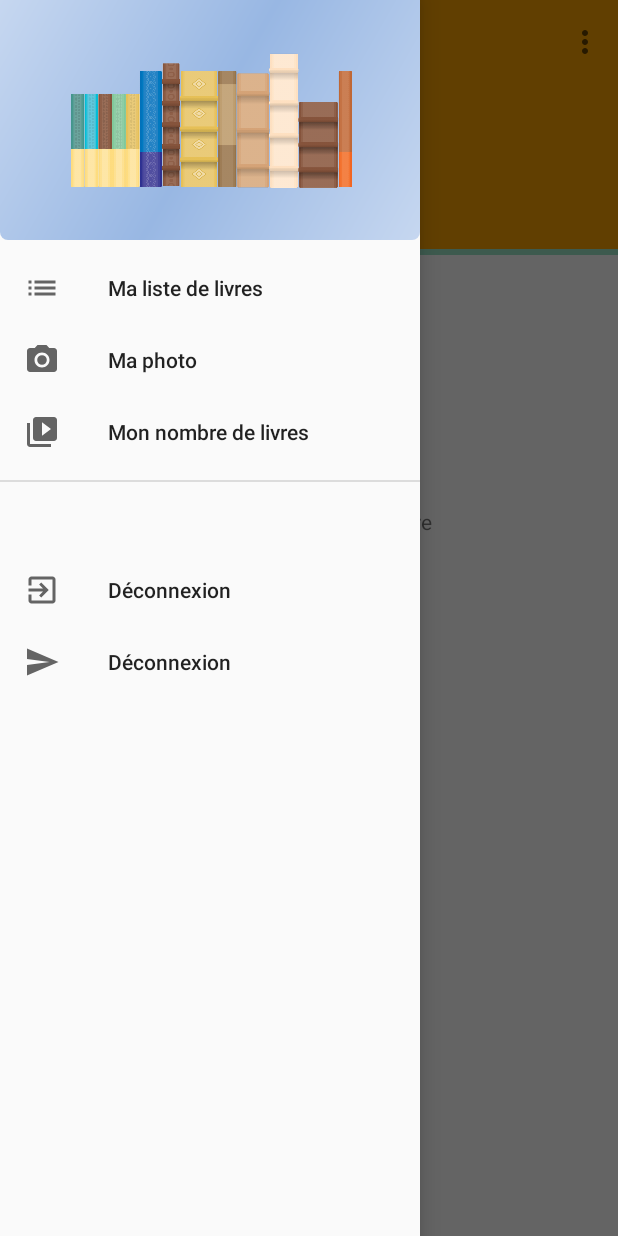
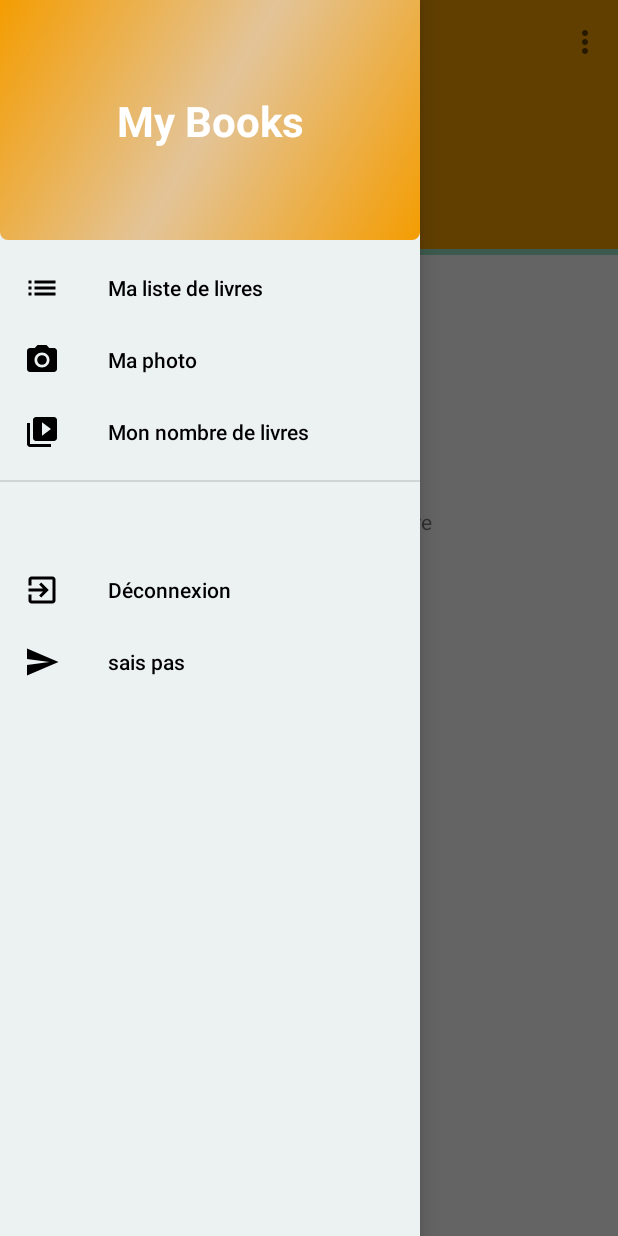
Before and after one commit to helenavan/MyBooks, an Android app: the screen it shows after launch once a user with an empty profile is signed in (AccountActivity), with the side drawer open, on a phone screen of 412 x 824 dp. Run offline under Robolectric (Android 15) with nearby library versions, the phone set to English and light mode, and no system bars; our stand-ins replace Firebase (no records; nobody signed in at launch, a user with empty details on screens opened directly), Picasso; libraries missing offline, so code that uses them is left out: com.makeramen.roundedimageview; plain views replace RoundedImageView.

Commit message:
refactor layout Recyclerview and Drawer

```diff
--- a/app/src/main/java/com/helenacorp/android/mybibliotheque/CustomFilter.java
+++ b/app/src/main/java/com/helenacorp/android/mybibliotheque/UI/CustomFilter.java
@@ -1,6 +1,9 @@
-package com.helenacorp.android.mybibliotheque;
+package com.helenacorp.android.mybibliotheque.UI;
 
 import android.widget.Filter;
+
+import com.helenacorp.android.mybibliotheque.BookListAdapter;
+import com.helenacorp.android.mybibliotheque.BookModel;
 
 import java.util.ArrayList;
 import java.util.List;
--- a/app/src/main/java/com/helenacorp/android/mybibliotheque/RoundedCornerLayout.java
+++ b/app/src/main/java/com/helenacorp/android/mybibliotheque/UI/RoundedCornerLayout.java
@@ -1,4 +1,4 @@
-package com.helenacorp.android.mybibliotheque;
+package com.helenacorp.android.mybibliotheque.UI;
 
 import android.content.Context;
 import android.graphics.Bitmap;
--- /dev/null
+++ b/app/src/main/res/drawable-v21/ic_add_white_48dp.xml
@@ -0,0 +1,4 @@
+<?xml version="1.0" encoding="UTF-8" standalone="no"?>
+<vector xmlns:android="http://schemas.android.com/apk/res/android" android:height="48dp" android:viewportHeight="24.0" android:viewportWidth="24.0" android:width="48dp">
+    <path android:fillColor="#FFFFFF" android:pathData="M19,13h-6v6h-2v-6H5v-2h6V5h2v6h6v2z"/>
+</vector>
--- /dev/null
+++ b/app/src/main/res/drawable/drawer_item.xml
@@ -0,0 +1,5 @@
+<?xml version="1.0" encoding="utf-8"?>
+<selector xmlns:android="http://schemas.android.com/apk/res/android">
+    <item android:color="@color/orangeD" android:state_checked="true" />
+    <item android:color="#000000" />
+</selector>
--- /dev/null
+++ b/app/src/main/res/drawable/ic_add_white_24dp.xml
@@ -0,0 +1,4 @@
+<?xml version="1.0" encoding="UTF-8" standalone="no"?>
+<vector xmlns:android="http://schemas.android.com/apk/res/android" android:height="48dp" android:viewportHeight="24.0" android:viewportWidth="24.0" android:width="48dp">
+    <path android:fillColor="#FFFFFF" android:pathData="M19,13h-6v6h-2v-6H5v-2h6V5h2v6h6v2z"/>
+</vector>
--- /dev/null
+++ b/app/src/main/res/drawable/ic_add_white_48dp.xml
@@ -0,0 +1,4 @@
+<?xml version="1.0" encoding="UTF-8" standalone="no"?>
+<vector xmlns:android="http://schemas.android.com/apk/res/android" android:height="48dp" android:viewportHeight="24.0" android:viewportWidth="24.0" android:width="48dp">
+    <path android:fillColor="#FFFFFF" android:pathData="M19,13h-6v6h-2v-6H5v-2h6V5h2v6h6v2z"/>
+</vector>
--- a/app/src/main/res/drawable/side_nav_bar.xml
+++ b/app/src/main/res/drawable/side_nav_bar.xml
@@ -2,9 +2,9 @@
     android:shape="rectangle">
     <gradient
         android:angle="135"
-        android:centerColor="@color/bleu"
-        android:endColor="@color/focused2"
-        android:startColor="@color/focused2"
+        android:centerColor="@color/orange"
+        android:endColor="@color/orangeD"
+        android:startColor="@color/orangeD"
         android:type="linear" />
     <corners
         android:bottomLeftRadius="5dp"
--- a/app/src/main/res/layout-land/activity_account.xml
+++ b/app/src/main/res/layout-land/activity_account.xml
@@ -40,7 +40,7 @@
         app:layout_constraintTop_toTopOf="@+id/user_bcrg"
         app:layout_constraintVertical_bias="1.0" />
     <!--
-        <com.helenacorp.android.mybibliotheque.RoundedCornerLayout
+     com.helenacorp.android.mybibliotheque.UI.RoundedCornerLayoutyout
             android:layout_width="110dp"
             android:layout_height="110dp"
             app:layout_constraintBottom_toBottomOf="@+id/user_circle"
--- a/app/src/main/res/layout-xlarge/activity_account.xml
+++ b/app/src/main/res/layout-xlarge/activity_account.xml
@@ -40,7 +40,7 @@
         app:layout_constraintTop_toTopOf="@+id/user_bcrg"
         app:layout_constraintVertical_bias="1.0" />
     <!--
-        <com.helenacorp.android.mybibliotheque.RoundedCornerLayout
+     com.helenacorp.android.mybibliotheque.UI.RoundedCornerLayoutyout
             android:layout_width="110dp"
             android:layout_height="110dp"
             app:layout_constraintBottom_toBottomOf="@+id/user_circle"
--- a/app/src/main/res/layout/activity_account.xml
+++ b/app/src/main/res/layout/activity_account.xml
@@ -39,14 +39,6 @@
         app:layout_constraintRight_toRightOf="parent"
         app:layout_constraintTop_toTopOf="@+id/user_bcrg"
         app:layout_constraintVertical_bias="1.0" />
-    <!--
-        <com.helenacorp.android.mybibliotheque.RoundedCornerLayout
-            android:layout_width="110dp"
-            android:layout_height="110dp"
-            app:layout_constraintBottom_toBottomOf="@+id/user_circle"
-            app:layout_constraintLeft_toLeftOf="@+id/user_circle"
-            app:layout_constraintRight_toRightOf="@+id/user_circle"
-            app:layout_constraintTop_toTopOf="@+id/user_circle"> -->
 
     <com.makeramen.roundedimageview.RoundedImageView
         android:id="@+id/user_pic"
@@ -85,7 +77,8 @@
         app:layout_constraintLeft_toLeftOf="parent"
         app:layout_constraintRight_toRightOf="parent"
         app:layout_constraintTop_toBottomOf="@+id/user_bcrg"
-        app:layout_constraintVertical_bias="0.863" />
+        app:layout_constraintVertical_bias="0.863"
+        tools:ignore="OnClick" />
 
     <LinearLayout
         android:id="@+id/linearname"
--- a/app/src/main/res/layout/drawer_account.xml
+++ b/app/src/main/res/layout/drawer_account.xml
@@ -20,7 +20,10 @@
         android:layout_height="match_parent"
         android:layout_gravity="start"
         android:fitsSystemWindows="true"
+        android:background="@color/bckg_card"
         app:headerLayout="@layout/nav_header_main"
+        app:itemIconTint="@drawable/drawer_item"
+        app:itemTextColor="@drawable/drawer_item"
         app:menu="@menu/activity_main_drawer" />
 
 </android.support.v4.widget.DrawerLayout>
--- a/app/src/main/res/layout/nav_header_main.xml
+++ b/app/src/main/res/layout/nav_header_main.xml
@@ -1,16 +1,21 @@
 <?xml version="1.0" encoding="utf-8"?>
-<LinearLayout xmlns:android="http://schemas.android.com/apk/res/android"
+<android.support.constraint.ConstraintLayout xmlns:android="http://schemas.android.com/apk/res/android"
     android:layout_width="match_parent"
     android:layout_height="@dimen/nav_header_height"
+    xmlns:app="http://schemas.android.com/apk/res-auto"
     android:background="@drawable/side_nav_bar"
-    android:gravity="center"
-    android:orientation="vertical"
-    android:paddingTop="16dp"
     android:theme="@style/ThemeOverlay.AppCompat.Dark">
+<TextView
+    android:id="@+id/title_nav_head"
+    android:layout_width="wrap_content"
+    android:layout_height="wrap_content"
+    android:text="My Books"
+    android:textSize="28sp"
+    android:textStyle="bold"
+    android:textColor="#ffffff"
+    app:layout_constraintTop_toTopOf="parent"
+    app:layout_constraintBottom_toBottomOf="parent"
+    app:layout_constraintRight_toRightOf="parent"
+    app:layout_constraintLeft_toLeftOf="parent"/>
 
-    <ImageView
-        android:layout_width="match_parent"
-        android:layout_height="match_parent"
-        android:src="@drawable/books" />
-
-</LinearLayout>
+</android.support.constraint.ConstraintLayout>
--- a/app/src/main/res/menu/activity_main_drawer.xml
+++ b/app/src/main/res/menu/activity_main_drawer.xml
@@ -26,7 +26,7 @@
             <item
                 android:id="@+id/nav_send"
                 android:icon="@drawable/ic_menu_send"
-                android:title="@string/drawer_deco" />
+                android:title="sais pas" />
         </menu>
     </item>
 
--- a/app/src/main/res/values/colors.xml
+++ b/app/src/main/res/values/colors.xml
@@ -17,6 +17,9 @@
     <color name="rose">#e398b7</color>
     <color name="vert">#98e3c4</color>
     <color name="bleu">#98b7e3</color>
+    <color name="bleu_gray">#a7bfc1</color>
+
+    <color name="bckg_card">#ecf1f2</color>
 
     <color name="bleud">#0443BE</color>
     <color name="bleuDd">#DAEBF3</color>
--- a/app/src/main/res/values/strings.xml
+++ b/app/src/main/res/values/strings.xml
@@ -1,5 +1,5 @@
 <resources>
-    <string name="app_name">MyBibliotheque</string>
+    <string name="app_name">MyBooks</string>
     <string name="log_btn">connexion</string>
     <string name="log_email">Votre email</string>
     <string name="log_password">Votre mot de passe</string>
```
Also changed, not shown: app/src/main/java/com/helenacorp/android/mybibliotheque/BookListAdapter.java (+11 -1 lines), app/src/main/java/com/helenacorp/android/mybibliotheque/UI/ScrollAwareFABBehavior.java (added, +37 -0 lines), app/src/main/java/com/helenacorp/android/mybibliotheque/ViewListBooksActivity.java (+5 -6 lines), app/src/main/res/layout/activity_view_list_books.xml (+19 -6 lines), app/src/main/res/layout/item_book.xml (+35 -50 lines).
